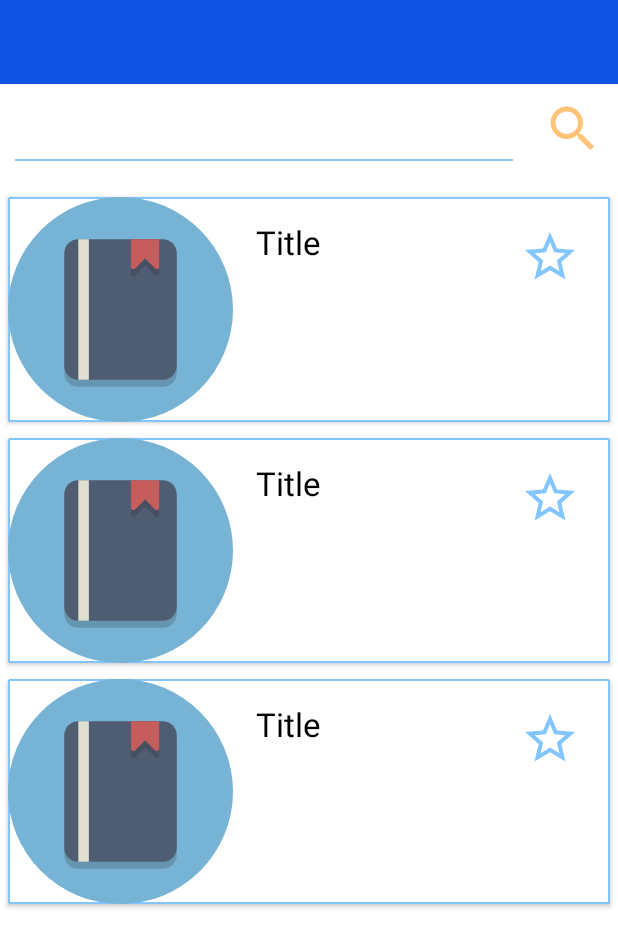
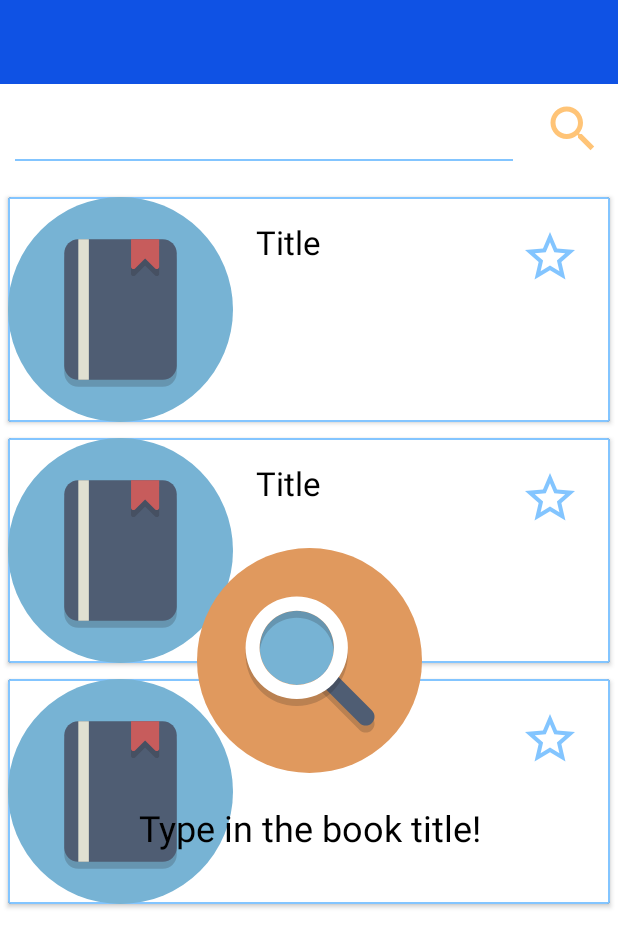
Before and after one commit to losanastasiia/Bookar, an Android app: the layout fragment_find_book.xml on its own in the app's theme, with its tools: preview values and no code run, on a phone screen of 412 x 824 dp. Shown: the top 947 px of the screen. Run offline under Robolectric (Android 15) with nearby library versions, the phone set to English and light mode, and no system bars.

Commit message:
Добавлена вью для пустого спика книг

```diff
--- a/app/src/main/java/com/onpu/bookar/model/data/BookWrapper.kt
+++ b/app/src/main/java/com/onpu/bookar/model/data/BookWrapper.kt
@@ -4,5 +4,5 @@ import com.google.gson.annotations.SerializedName
 import com.onpu.bookar.model.data.BookModel
 
 data class BookWrapper(
-    @SerializedName("items")val books: List<BookModel>
+    @SerializedName("items")var books: List<BookModel>?
 )
--- a/app/src/main/java/com/onpu/bookar/view/find/FindBookViewModel.kt
+++ b/app/src/main/java/com/onpu/bookar/view/find/FindBookViewModel.kt
@@ -27,11 +27,11 @@ class FindBookViewModel : ViewModel(), DataRepository.RequestCallback {
         viewModelScope.launch(Dispatchers.IO) {
             val savedBooks = data.getBooks()
             book?.let { booksWrapper ->
-                booksWrapper.books.forEach {
+                booksWrapper.books?.forEach {
                     if (savedBooks.contains(Book(it.id, it.details.images.thumbnail, it.details.title))) {
                         it.saved = true
                     }
-                }
+                }?: kotlin.run { booksWrapper.books = emptyList()}
                 bookInfo.postValue(booksWrapper)
             }
             eventsLd.postValue(Events.Finished)
--- a/app/src/main/java/com/onpu/bookar/view/info/BookInfoViewModel.kt
+++ b/app/src/main/java/com/onpu/bookar/view/info/BookInfoViewModel.kt
@@ -24,7 +24,7 @@ class BookInfoViewModel: ViewModel(), DataRepository.RequestCallback {
 
     override fun onRequestSuccess(book: BookWrapper?) {
         book?.let {
-            bookInfo.postValue(LoadingProcess.Loaded(it.books.first()))
+            bookInfo.postValue(LoadingProcess.Loaded(it.books?.first()))
         }?:bookInfo.postValue(LoadingProcess.Loaded(null))
     }
 
--- /dev/null
+++ b/app/src/main/res/drawable/ic_search_book.xml
@@ -0,0 +1,12 @@
+<vector android:autoMirrored="true" android:height="64dp"
+    android:viewportHeight="64" android:viewportWidth="64"
+    android:width="64dp" xmlns:android="http://schemas.android.com/apk/res/android">
+    <path android:fillColor="#E0995E" android:pathData="M32,32m-32,0a32,32 0,1 1,64 0a32,32 0,1 1,-64 0"/>
+    <path android:fillAlpha="0.2" android:fillColor="#231F20"
+        android:pathData="M48,52.5c-0.64,0 -1.28,-0.244 -1.768,-0.732l-12,-12c-0.977,-0.977 -0.977,-2.559 0,-3.535c0.976,-0.977 2.56,-0.977 3.535,0l12,12c0.977,0.977 0.977,2.559 0,3.535C49.28,52.256 48.64,52.5 48,52.5z" android:strokeAlpha="0.2"/>
+    <path android:fillColor="#4F5D73" android:pathData="M48,50.5c-0.64,0 -1.28,-0.244 -1.768,-0.732l-12,-12c-0.977,-0.977 -0.977,-2.559 0,-3.535c0.976,-0.977 2.56,-0.977 3.535,0l12,12c0.977,0.977 0.977,2.559 0,3.535C49.28,50.256 48.64,50.5 48,50.5z"/>
+    <path android:fillColor="#77B3D4" android:pathData="M20.9137,35.8579a10.5669,10.5669 0,1 0,14.9439 -14.9439a10.5669,10.5669 0,1 0,-14.9439 14.9439z"/>
+    <path android:fillAlpha="0.2" android:fillColor="#231F20"
+        android:pathData="M28.386,19.819c2.704,0 5.409,1.032 7.472,3.095c4.127,4.127 4.127,10.817 0,14.944c-2.063,2.063 -4.768,3.095 -7.472,3.095s-5.409,-1.032 -7.472,-3.095c-4.127,-4.127 -4.127,-10.817 0,-14.944C22.977,20.851 25.682,19.819 28.386,19.819zM28.386,15.819c-3.891,0 -7.549,1.515 -10.3,4.267c-5.68,5.68 -5.68,14.921 0,20.601c2.751,2.751 6.409,4.267 10.3,4.267s7.549,-1.515 10.3,-4.267c5.68,-5.68 5.68,-14.921 0,-20.601C35.935,17.334 32.277,15.819 28.386,15.819L28.386,15.819z" android:strokeAlpha="0.2"/>
+    <path android:fillColor="#FFFFFF" android:pathData="M28.386,17.819c2.704,0 5.409,1.032 7.472,3.095c4.127,4.127 4.127,10.817 0,14.944c-2.063,2.063 -4.768,3.095 -7.472,3.095s-5.409,-1.032 -7.472,-3.095c-4.127,-4.127 -4.127,-10.817 0,-14.944C22.977,18.851 25.682,17.819 28.386,17.819M28.386,13.819c-3.891,0 -7.549,1.515 -10.3,4.267c-5.68,5.68 -5.68,14.921 0,20.601c2.751,2.751 6.409,4.267 10.3,4.267s7.549,-1.515 10.3,-4.267c5.68,-5.68 5.68,-14.921 0,-20.601C35.935,15.334 32.277,13.819 28.386,13.819L28.386,13.819z"/>
+</vector>
--- a/app/src/main/res/layout/fragment_find_book.xml
+++ b/app/src/main/res/layout/fragment_find_book.xml
@@ -43,8 +43,8 @@
         android:layout_margin="10dp"
         android:layout_marginTop="8dp"
         android:background="@null"
+        android:inputType="text"
         android:maxLines="1"
-        android:inputType="text"
         android:textColor="@color/black"
         android:textSize="16sp"
         app:layout_constraintEnd_toStartOf="@id/find"
@@ -78,4 +78,31 @@
         app:layout_constraintBottom_toBottomOf="parent"
         app:layout_constraintTop_toBottomOf="@id/query"
         tools:listitem="@layout/item_book" />
+
+    <androidx.constraintlayout.widget.Group
+        android:id="@+id/search"
+        android:layout_width="wrap_content"
+        android:layout_height="wrap_content"
+        app:constraint_referenced_ids="searchTv,searchIv"/>
+
+    <ImageView
+        android:id="@+id/searchIv"
+        android:layout_width="150dp"
+        android:layout_height="150dp"
+        android:src="@drawable/ic_search_book"
+        app:layout_constraintBottom_toBottomOf="parent"
+        app:layout_constraintEnd_toEndOf="parent"
+        app:layout_constraintStart_toStartOf="parent"
+        app:layout_constraintTop_toBottomOf="@id/toolbar" />
+
+    <TextView
+        android:id="@+id/searchTv"
+        android:layout_width="match_parent"
+        android:textColor="@color/black"
+        android:textSize="24sp"
+        android:text="@string/type_book_title"
+        android:gravity="center"
+        android:layout_height="wrap_content"
+        app:layout_constraintTop_toBottomOf="@id/searchIv"
+        android:layout_marginTop="20dp"/>
 </androidx.constraintlayout.widget.ConstraintLayout>
```
Also changed, not shown: app/src/main/java/com/onpu/bookar/view/find/FindBookFragment.kt (+5 -2 lines), app/src/main/java/com/onpu/bookar/view/saved/SavedBookViewModel.kt (+5 -3 lines).
